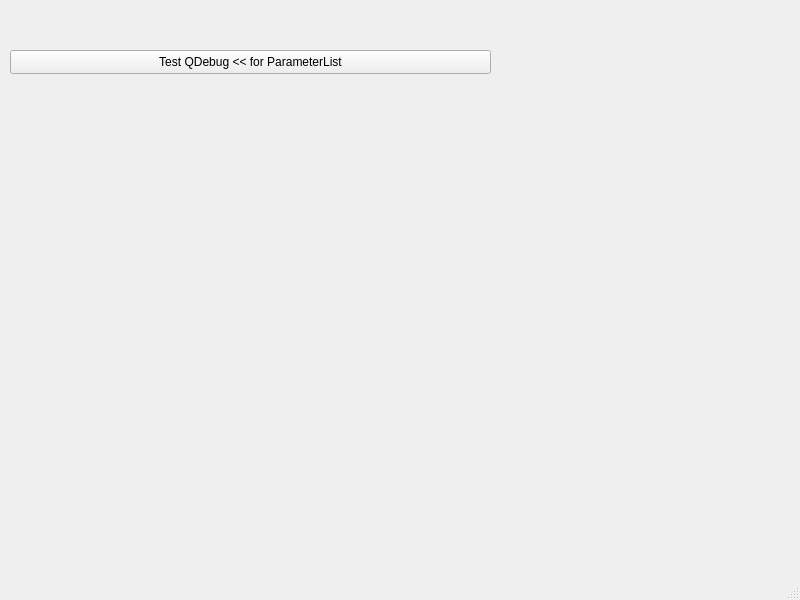
Qt form Examples/AppParameterListBasicUsage/mainwindow.ui (g-gualeni/QtNoid2) before a commit.
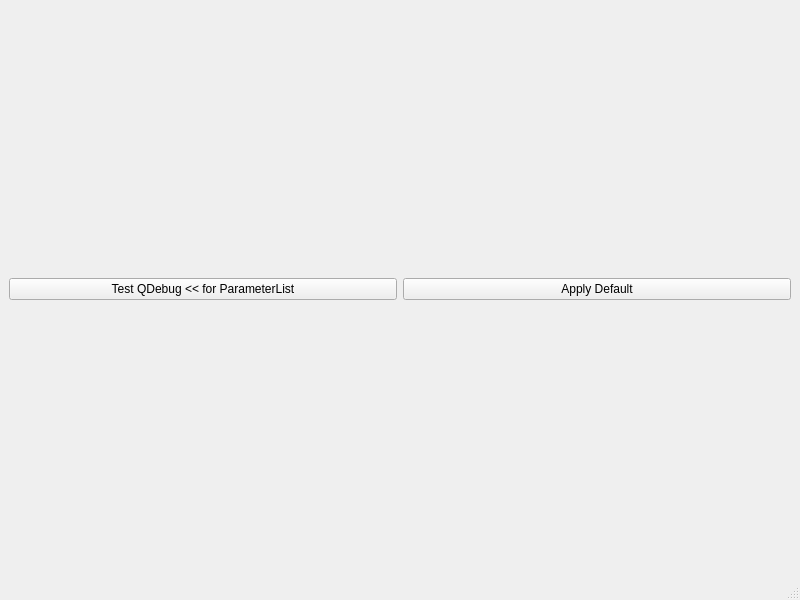
The same form after that commit.

```diff
--- a/Examples/AppParameterListBasicUsage/mainwindow.ui
+++ b/Examples/AppParameterListBasicUsage/mainwindow.ui
@@ -14,19 +14,26 @@
    <string>MainWindow</string>
   </property>
   <widget class="QWidget" name="centralwidget">
+   <layout class="QVBoxLayout" name="verticalLayout">
+    <item>
+     <layout class="QHBoxLayout" name="horizontalLayout">
+      <item>
    <widget class="QPushButton" name="cmdQDebug">
-    <property name="geometry">
-     <rect>
-      <x>10</x>
-      <y>50</y>
-      <width>481</width>
-      <height>24</height>
-     </rect>
-    </property>
     <property name="text">
      <string>Test QDebug &lt;&lt; for ParameterList</string>
     </property>
    </widget>
+      </item>
+      <item>
+       <widget class="QPushButton" name="cmdDefault">
+        <property name="text">
+         <string>Apply Default</string>
+        </property>
+       </widget>
+      </item>
+     </layout>
+    </item>
+   </layout>
   </widget>
   <widget class="QMenuBar" name="menubar">
    <property name="geometry">
```
Lines whose indentation alone changed are shown as unchanged.
